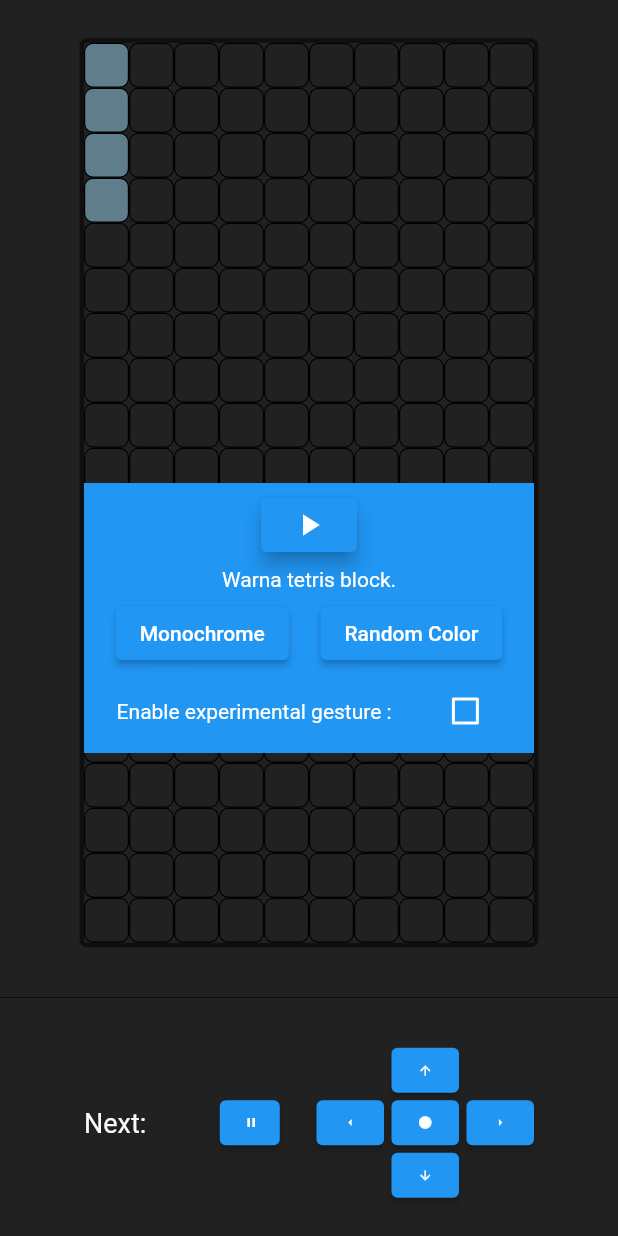
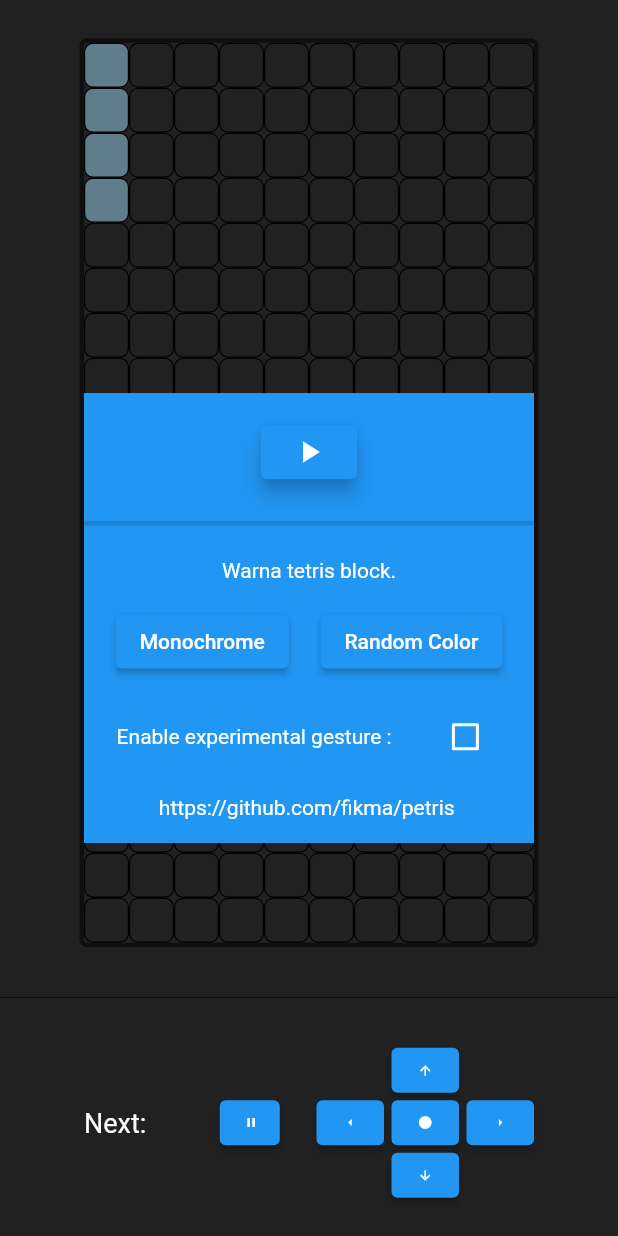
Before and after one commit to fikma/petris, a Flutter app: the screen it shows after launch, on a phone screen of 412 x 824 dp. Run offline on Flutter 3.47's test engine with Material 2 defaults, Android fonts, the phone set to English and light mode, and no system bars.

```diff
--- a/lib/components/tetris_blocks_component.dart
+++ b/lib/components/tetris_blocks_component.dart
@@ -145,6 +145,7 @@ class TetrisBlocksComponent extends BaseComponent {
         boardList: hudWidgetModel.boardList,
         tetrisBlocks: hudWidgetModel.tetrisBlocks,
       );
+
       hudWidgetModel.updateCallback!();
     }
 
@@ -167,6 +168,11 @@ class TetrisBlocksComponent extends BaseComponent {
       tetrisBlockLogic.moveBlockMinTop(
         tetrisBlocks: tetrisBlockModel.currentBlocks,
       );
+
+      tetrisBlockLogic.randomizeXPosition(
+        tetrisBlocks: tetrisBlockModel.currentBlocks,
+        random: Random(),
+      );
     }
 
     // start reset flag untuk xMove, rotate, moveBlockToBottom
--- a/lib/logics/tetris_block_logic.dart
+++ b/lib/logics/tetris_block_logic.dart
@@ -130,12 +130,12 @@ class TetrisBlockLogic {
       blockSize: BoardConfig.blockSize,
     );
 
+    tetrisBlocks.tetrisSize = getTetrisBlocksSize(tetrisBlocks: tetrisBlocks);
+
     if (random.nextInt(5) >= 2) {
       tetrisBlocks = invertBlockTetris(tetrisBlocks);
       tetrisBlocks.isXFlipped = true;
     }
-
-    tetrisBlocks.tetrisSize = getTetrisBlocksSize(tetrisBlocks: tetrisBlocks);
 
     tetrisBlocks = randomizeColor(
       tetrisBlocks: tetrisBlocks,
--- a/lib/pages/widget/main_menu_widget.dart
+++ b/lib/pages/widget/main_menu_widget.dart
@@ -36,6 +36,7 @@ class MainMenuWidget extends StatefulWidget {
 
 class _MainMenuWidgetState extends State<MainMenuWidget> {
   late Row row1, row2, row3;
+  late Container row4;
 
   @override
   void initState() {
@@ -93,6 +94,20 @@ class _MainMenuWidgetState extends State<MainMenuWidget> {
         CheckBoxWidget(inputEventLogic: widget.inputEventLogic),
       ],
     );
+
+    row4 = Container(
+      child: Theme(
+        data: ThemeData(
+          textSelectionTheme: TextSelectionThemeData(
+            selectionColor: Colors.blueAccent[100],
+          ),
+        ),
+        child: const SelectableText(
+          "https://github.com/fikma/petris",
+          style: TextStyle(color: Colors.white),
+        ),
+      ),
+    );
   }
 
   @override
@@ -100,12 +115,15 @@ class _MainMenuWidgetState extends State<MainMenuWidget> {
     var mainMenuWidget = Center(
       child: Container(
         width: widget.mainMenuModel.size.x * 1.0,
-        height: widget.mainMenuModel.size.y * 1.5,
+        height: widget.mainMenuModel.size.y * 2.5,
         color: widget.mainMenuModel.bgColor,
         child: Column(
           mainAxisAlignment: MainAxisAlignment.spaceEvenly,
           children: [
             row1,
+            const Divider(
+              thickness: 3.0,
+            ),
             const Center(
               child: Text(
                 "Warna tetris block.",
@@ -114,6 +132,7 @@ class _MainMenuWidgetState extends State<MainMenuWidget> {
             ),
             row2,
             row3,
+            row4,
           ],
         ),
       ),
```
Also changed, not shown: 2 other files.
